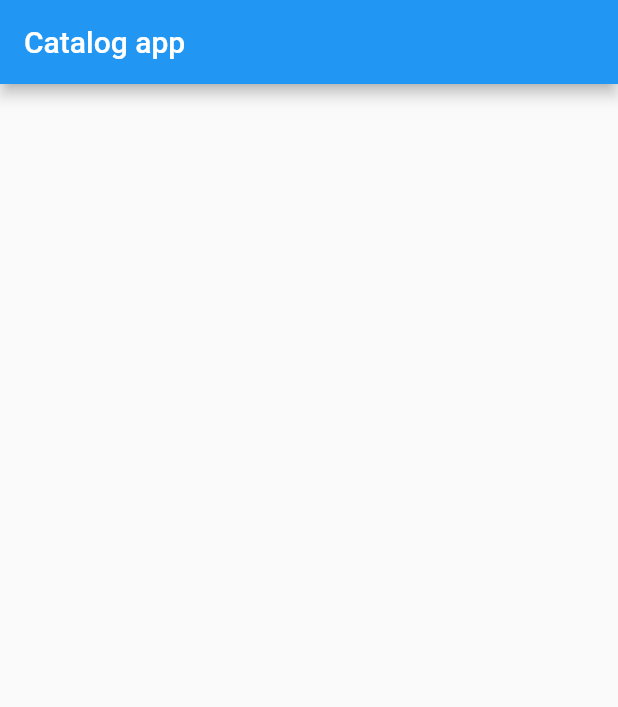
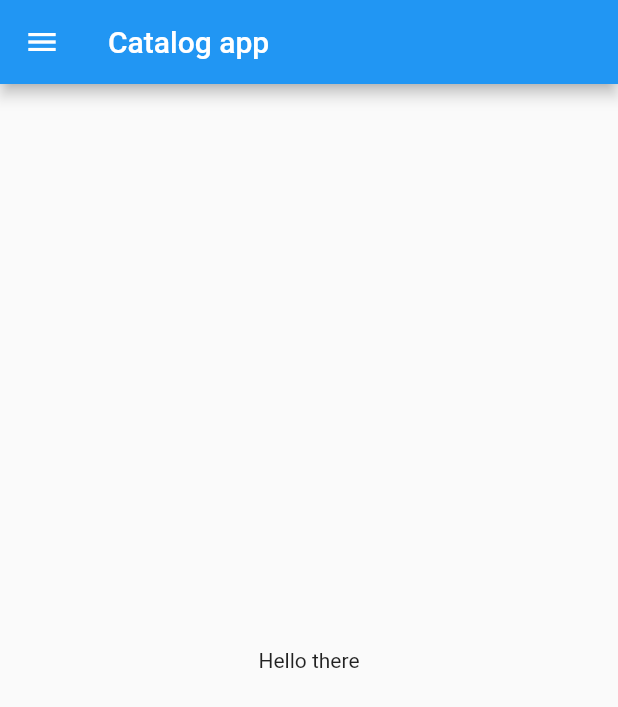
Before and after one commit to DeepCoder28/30DaysOfFlutterChallenge, a Flutter app: the screen it shows after launch, on a phone screen of 412 x 824 dp. Shown: the top 707 px of the screen. Run offline on Flutter 3.47's test engine with Material 2 defaults, Android fonts, the phone set to English and light mode, and no system bars.

Commit message:
Day2 completed

```diff
--- a/lib/home_page.dart
+++ b/lib/home_page.dart
@@ -9,7 +9,12 @@ class HomePage extends StatelessWidget {
       appBar: AppBar(
         title: Text("Catalog app"),
       ),
-
+      body: Center(
+        child: Container(
+          child: Text("Hello there"),
+        ),
+      ),
+      drawer: Drawer(),
     );
   }
 }
```
